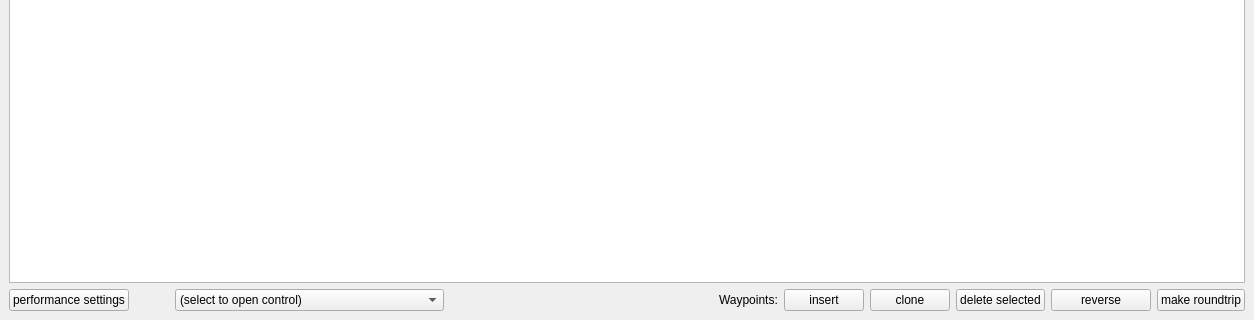
First picture: the form in mslib/msui/ui/ui_tableview_window.ui, repository Open-MSS/MSS, before the edit; both pictures show x 0 to 1254 and y 152 to 472 of the 1254 by 472 pixel window.
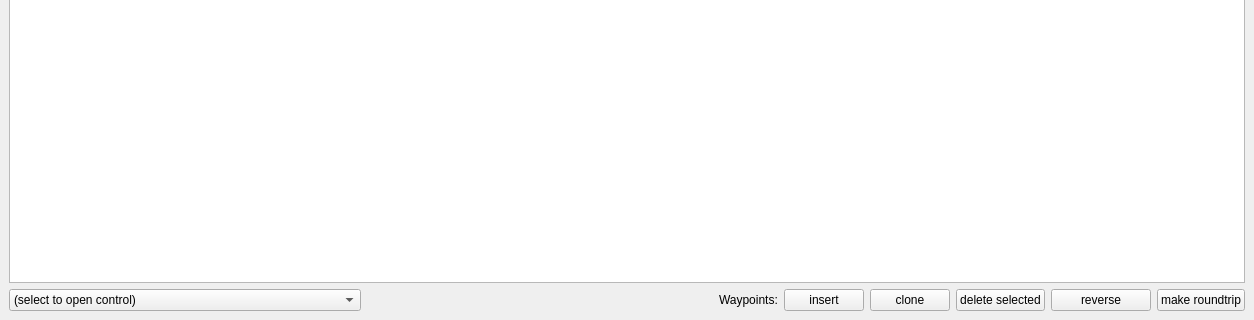
Second picture: the form after the edit.

```diff
--- a/mslib/msui/ui/ui_tableview_window.ui
+++ b/mslib/msui/ui/ui_tableview_window.ui
@@ -51,38 +51,6 @@
     </item>
     <item>
      <layout class="QHBoxLayout" name="horizontalLayout">
-      <item>
-       <widget class="QPushButton" name="btViewPerformance">
-        <property name="enabled">
-         <bool>true</bool>
-        </property>
-        <property name="text">
-         <string>performance settings</string>
-        </property>
-        <property name="checkable">
-         <bool>true</bool>
-        </property>
-        <property name="checked">
-         <bool>false</bool>
-        </property>
-       </widget>
-      </item>
-      <item>
-       <spacer name="horizontalSpacer">
-        <property name="orientation">
-         <enum>Qt::Horizontal</enum>
-        </property>
-        <property name="sizeType">
-         <enum>QSizePolicy::Minimum</enum>
-        </property>
-        <property name="sizeHint" stdset="0">
-         <size>
-          <width>40</width>
-          <height>20</height>
-         </size>
-        </property>
-       </spacer>
-      </item>
       <item>
        <widget class="QComboBox" name="cbTools">
         <property name="sizePolicy">
```
